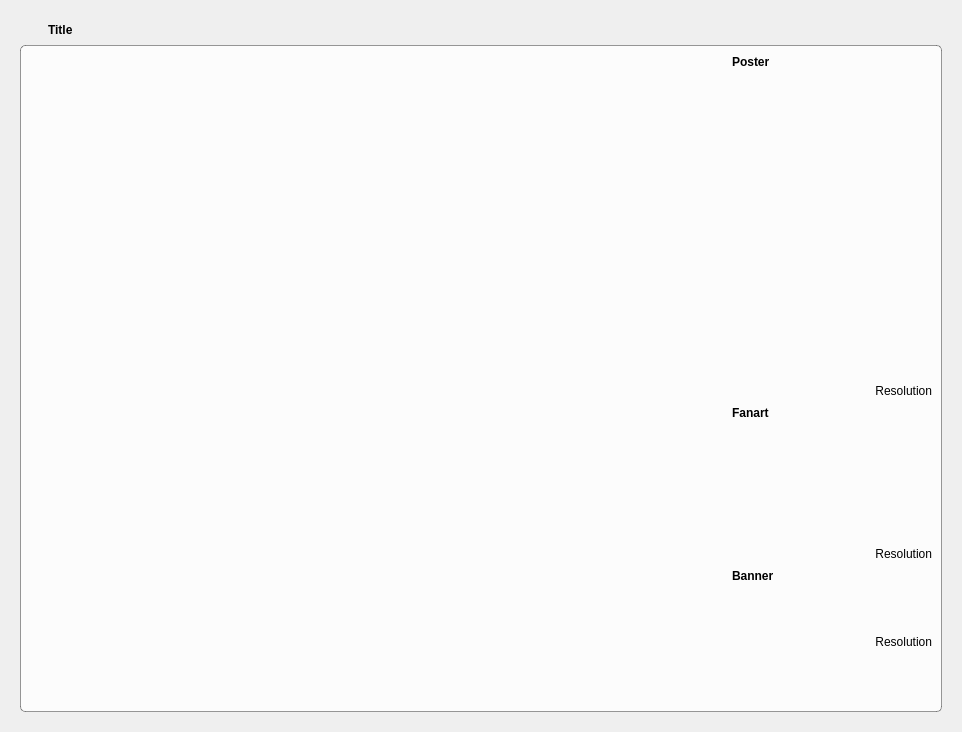
Old version of the form tvShows/TvShowWidgetSeason.ui in the repository Komet/MediaElch.
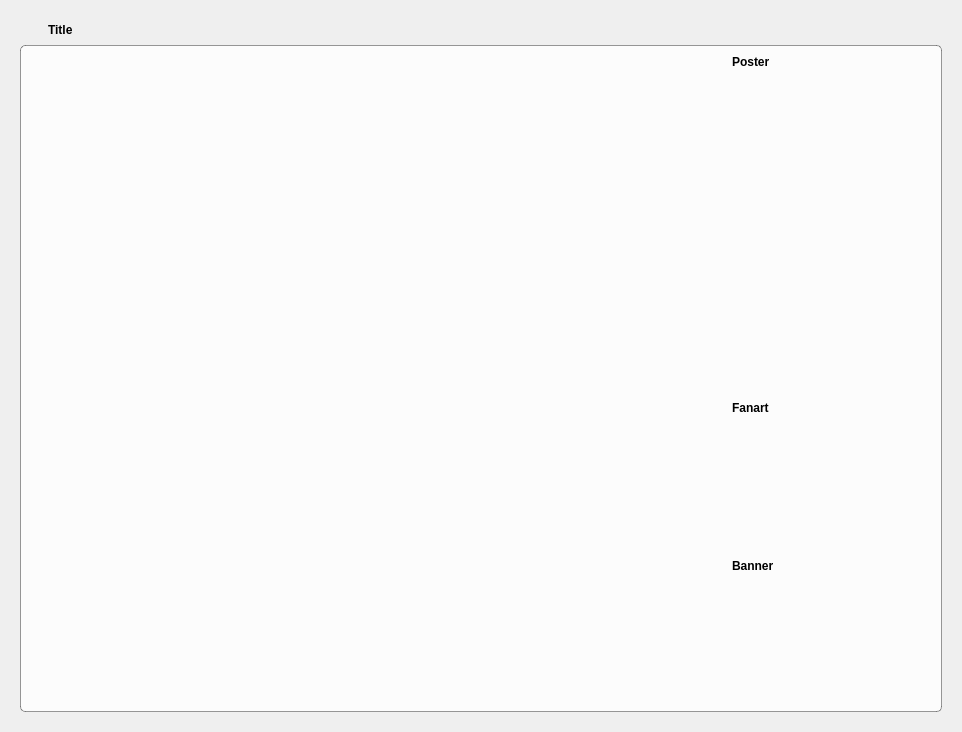
New version of the form. Icons and pictures are not drawn. Custom widgets are drawn as their Qt base class.

Commit message: Fixes #268 Added removing of images in tv shows

The edit to the form file:
```diff
--- a/tvShows/TvShowWidgetSeason.ui
+++ b/tvShows/TvShowWidgetSeason.ui
@@ -121,13 +121,13 @@
           <property name="minimumSize">
            <size>
             <width>200</width>
-            <height>300</height>
+            <height>320</height>
            </size>
           </property>
           <property name="maximumSize">
            <size>
             <width>200</width>
-            <height>300</height>
+            <height>320</height>
            </size>
           </property>
           <property name="cursor">
@@ -147,45 +147,6 @@
           </property>
          </widget>
         </item>
-        <item>
-         <layout class="QHBoxLayout" name="horizontalLayout">
-          <item>
-           <widget class="QToolButton" name="buttonPreviewPoster">
-            <property name="cursor">
-             <cursorShape>PointingHandCursor</cursorShape>
-            </property>
-            <property name="toolTip">
-             <string>Full Preview</string>
-            </property>
-            <property name="styleSheet">
-             <string notr="true">QToolButton {
-	border: none;
-}</string>
-            </property>
-            <property name="text">
-             <string/>
-            </property>
-            <property name="icon">
-             <iconset resource="../MediaElch.qrc">
-              <normaloff>:/img/zoom_in.png</normaloff>:/img/zoom_in.png</iconset>
-            </property>
-           </widget>
-          </item>
-          <item>
-           <widget class="QLabel" name="posterResolution">
-            <property name="toolTip">
-             <string>Resolution</string>
-            </property>
-            <property name="text">
-             <string>Resolution</string>
-            </property>
-            <property name="alignment">
-             <set>Qt::AlignRight|Qt::AlignTrailing|Qt::AlignVCenter</set>
-            </property>
-           </widget>
-          </item>
-         </layout>
-        </item>
         <item>
          <widget class="QLabel" name="label_16">
           <property name="font">
@@ -204,13 +165,13 @@
           <property name="minimumSize">
            <size>
             <width>200</width>
-            <height>112</height>
+            <height>132</height>
            </size>
           </property>
           <property name="maximumSize">
            <size>
             <width>200</width>
-            <height>112</height>
+            <height>132</height>
            </size>
           </property>
           <property name="cursor">
@@ -230,45 +191,6 @@
           </property>
          </widget>
         </item>
-        <item>
-         <layout class="QHBoxLayout" name="horizontalLayout_5">
-          <item>
-           <widget class="QToolButton" name="buttonPreviewBackdrop">
-            <property name="cursor">
-             <cursorShape>PointingHandCursor</cursorShape>
-            </property>
-            <property name="toolTip">
-             <string>Full Preview</string>
-            </property>
-            <property name="styleSheet">
-             <string notr="true">QToolButton {
-	border: none;
-}</string>
-            </property>
-            <property name="text">
-             <string/>
-            </property>
-            <property name="icon">
-             <iconset resource="../MediaElch.qrc">
-              <normaloff>:/img/zoom_in.png</normaloff>:/img/zoom_in.png</iconset>
-            </property>
-           </widget>
-          </item>
-          <item>
-           <widget class="QLabel" name="backdropResolution">
-            <property name="toolTip">
-             <string>Resolution</string>
-            </property>
-            <property name="text">
-             <string>Resolution</string>
-            </property>
-            <property name="alignment">
-             <set>Qt::AlignRight|Qt::AlignTrailing|Qt::AlignVCenter</set>
-            </property>
-           </widget>
-          </item>
-         </layout>
-        </item>
         <item>
          <widget class="QLabel" name="label_6">
           <property name="font">
@@ -287,13 +209,13 @@
           <property name="minimumSize">
            <size>
             <width>200</width>
-            <height>37</height>
+            <height>57</height>
            </size>
           </property>
           <property name="maximumSize">
            <size>
             <width>200</width>
-            <height>37</height>
+            <height>57</height>
            </size>
           </property>
           <property name="cursor">
@@ -310,42 +232,6 @@
           </property>
          </widget>
         </item>
-        <item>
-         <layout class="QHBoxLayout" name="horizontalLayout_6">
-          <item>
-           <widget class="QToolButton" name="buttonPreviewBanner">
-            <property name="cursor">
-             <cursorShape>PointingHandCursor</cursorShape>
-            </property>
-            <property name="toolTip">
-             <string>Full Preview</string>
-            </property>
-            <property name="styleSheet">
-             <string notr="true">QToolButton {
-	border: none;
-}</string>
-            </property>
-            <property name="text">
-             <string/>
-            </property>
-            <property name="icon">
-             <iconset resource="../MediaElch.qrc">
-              <normaloff>:/img/zoom_in.png</normaloff>:/img/zoom_in.png</iconset>
-            </property>
-           </widget>
-          </item>
-          <item>
-           <widget class="QLabel" name="bannerResolution">
-            <property name="text">
-             <string>Resolution</string>
-            </property>
-            <property name="alignment">
-             <set>Qt::AlignRight|Qt::AlignTrailing|Qt::AlignVCenter</set>
-            </property>
-           </widget>
-          </item>
-         </layout>
-        </item>
         <item>
          <spacer name="verticalSpacer_4">
           <property name="orientation">
```
Left out of the diff: 28 changed lines with no effect on the pictures. The commit also changes 13 other files.
